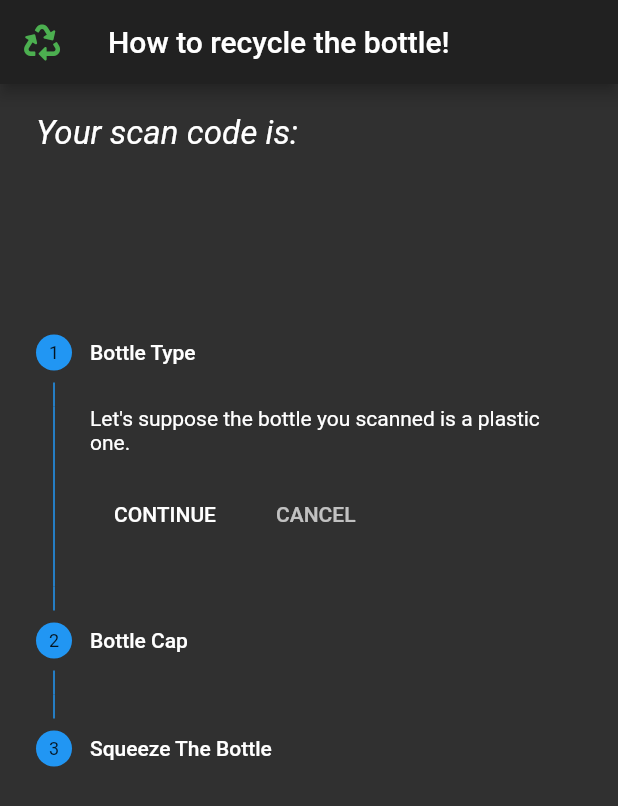
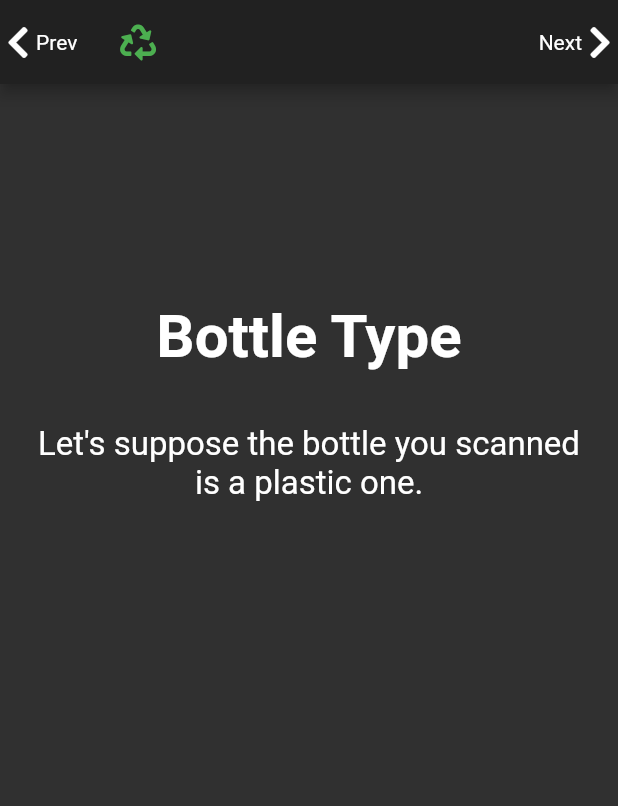
Before and after one commit to Shpaner/barcode_reader, a Flutter app: the ResultScreen widget shown alone on an empty page, opened directly with empty values, after a tap on "Continue", on a phone screen of 412 x 824 dp. Shown: the top 806 px of the screen. Run offline on Flutter 3.47's test engine with Material 2 defaults, Android fonts, the phone set to English and light mode, and no system bars; our stand-ins replace font_awesome_flutter; missing offline and left inert: flutter_barcode_scanner.

Commit message:
final release, change steps layout

```diff
--- a/lib/main.dart
+++ b/lib/main.dart
@@ -1,5 +1,8 @@
-import 'package:bar_code_reader/screens/instructions_screen.dart';
 import 'package:bar_code_reader/screens/scanner_screen.dart';
+import 'package:bar_code_reader/steps/final_step_screen.dart';
+import 'package:bar_code_reader/steps/step_screen1.dart';
+import 'package:bar_code_reader/steps/step_screen2.dart';
+import 'package:bar_code_reader/steps/step_screen3.dart';
 import 'package:flutter/material.dart';
 import 'package:provider/provider.dart';
 import 'model/stepper_data.dart';
@@ -19,7 +22,10 @@ class MyApp extends StatelessWidget {
           initialRoute: ScannerScreen.id,
           routes: {
             ScannerScreen.id: (context) => ScannerScreen(),
-            InstructionsScreen.id: (context) => InstructionsScreen(),
+            StepScreen1.id: (context) => StepScreen1(),
+            StepScreen2.id: (context) => StepScreen2(),
+            StepScreen3.id: (context) => StepScreen3(),
+            FinalStepScreen.id: (context) => FinalStepScreen(),
           }),
     );
   }
--- /dev/null
+++ b/lib/model/my_step.dart
@@ -0,0 +1,8 @@
+import 'package:flutter/cupertino.dart';
+
+class MyStep {
+  String title;
+  String instruction;
+
+  MyStep({@required this.title, @required this.instruction});
+}
--- a/lib/model/stepper_data.dart
+++ b/lib/model/stepper_data.dart
@@ -1,63 +1,33 @@
 import 'dart:collection';
 import 'package:flutter/material.dart';
+import 'my_step.dart';
 
 class StepperData extends ChangeNotifier {
-  static int _currentStep = 0;
-  String _result = '';
+  static String _result = '';
 
-  List<Step> _steps = [
-    Step(
-      isActive: true,
-      title: Text('Bottle Type'),
-      content: Container(
-          alignment: Alignment.centerLeft,
-          child:
-              Text("Let's suppose the bottle you scanned is a plastic one.")),
-    ),
-    Step(
-      isActive: true,
-      title: Text("Bottle Cap"),
-      content: Container(
-          alignment: Alignment.centerLeft,
-          child: Text(
-              'Unscrew the bottle cap and put it away in the designated container.')),
-    ),
-    Step(
-      isActive: true,
-      title: Text("Squeeze The Bottle "),
-      content: Container(
-          alignment: Alignment.centerLeft,
-          child: Text(
-              'Squeeze your plastic bottle and throw it away into designated trash bin.')),
-    ),
+  List<MyStep> _steps = [
+    MyStep(
+        title: 'Bottle Type',
+        instruction: "Let's suppose the bottle you scanned is a plastic one."),
+    MyStep(
+        title: 'Bottle Cap',
+        instruction:
+            'Unscrew the bottle cap and put it away in the designated container.'),
+    MyStep(
+        title: 'Last Step',
+        instruction:
+            'Squeeze your plastic bottle and throw it away into designated trash bin.'),
+    MyStep(
+        title: 'Congratulations!',
+        instruction:
+            'Thank you for taking care of our planet by properly utilizing plastic bottle of number: '),
   ];
 
-  UnmodifiableListView<Step> get steps => UnmodifiableListView(_steps);
-
-  int get currentStepIndex => _currentStep;
+  UnmodifiableListView<MyStep> get steps => UnmodifiableListView(_steps);
 
   String get result => _result;
 
   void setResult(String res) {
     _result = res;
   }
-
-  void incrementStep() {
-    if (_currentStep < _steps.length - 1) {
-      _currentStep++;
-      notifyListeners();
-    }
-  }
-
-  void decrementStep() {
-    if (_currentStep > 0) {
-      _currentStep--;
-      notifyListeners();
-    }
-  }
-
-  void setStep(int index) {
-    _currentStep = index;
-    notifyListeners();
-  }
 }
--- a/lib/screens/instructions_screen.dart
+++ /dev/null
@@ -1,65 +0,0 @@
-import 'package:bar_code_reader/model/stepper_data.dart';
-import 'package:flutter/cupertino.dart';
-import 'package:flutter/material.dart';
-import 'package:font_awesome_flutter/font_awesome_flutter.dart';
-import 'package:provider/provider.dart';
-
-// screen with stepper
-class InstructionsScreen extends StatelessWidget {
-  static const String id = 'instructions_screen';
-
-  @override
-  Widget build(BuildContext context) {
-    return Scaffold(
-      appBar: AppBar(
-        title: Text('How to recycle the bottle!'),
-        leading: Icon(
-          FontAwesomeIcons.recycle,
-          color: Colors.green,
-        ),
-      ),
-      body: Consumer<StepperData>(
-        builder: (context, stepperData, child) {
-          return Column(
-            crossAxisAlignment: CrossAxisAlignment.start,
-            children: [
-              SizedBox(
-                height: 20.0,
-              ),
-              Padding(
-                padding: const EdgeInsets.only(left: 24.0),
-                child: Text(
-                  'Your scan code is:',
-                  style: TextStyle(
-                    fontSize: 22.0,
-                    fontStyle: FontStyle.italic,
-                  ),
-                ),
-              ),
-              Padding(
-                padding: const EdgeInsets.only(left: 24.0),
-                child: Text(
-                  stepperData.result,
-                  style: TextStyle(
-                    fontSize: 40.0,
-                    fontWeight: FontWeight.bold,
-                  ),
-                ),
-              ),
-              SizedBox(
-                height: 50.0,
-              ),
-              Stepper(
-                currentStep: stepperData.currentStepIndex,
-                onStepCancel: () => stepperData.decrementStep(),
-                onStepContinue: () => stepperData.incrementStep(),
-                onStepTapped: (index) => stepperData.setStep(index),
-                steps: stepperData.steps,
-              ),
-            ],
-          );
-        },
-      ),
-    );
-  }
-}
--- a/lib/screens/result_screen.dart
+++ b/lib/screens/result_screen.dart
@@ -1,5 +1,5 @@
 import 'package:bar_code_reader/model/stepper_data.dart';
-import 'package:bar_code_reader/screens/instructions_screen.dart';
+import 'package:bar_code_reader/steps/step_screen1.dart';
 import 'package:flutter/cupertino.dart';
 import 'package:flutter/material.dart';
 import 'package:provider/provider.dart';
@@ -48,7 +48,7 @@ class ResultScreen extends StatelessWidget {
               onPressed: () {
                 Provider.of<StepperData>(context, listen: false)
                     .setResult(result);
-                Navigator.pushNamed(context, InstructionsScreen.id);
+                Navigator.pushNamed(context, StepScreen1.id);
               },
               child: Text(
                 'Continue',
--- a/lib/screens/scanner_screen.dart
+++ b/lib/screens/scanner_screen.dart
@@ -19,7 +19,9 @@ class ScannerScreen extends StatelessWidget {
           color: Colors.green,
         ),
       ),
-      body: Column(
+      body: Padding(
+        padding: const EdgeInsets.all(15.0),
+        child: Column(
           mainAxisAlignment: MainAxisAlignment.spaceEvenly,
           crossAxisAlignment: CrossAxisAlignment.stretch,
           children: [
@@ -50,6 +52,7 @@ class ScannerScreen extends StatelessWidget {
             ),
           ],
         ),
+      ),
     );
   }
 
--- /dev/null
+++ b/lib/steps/final_step_screen.dart
@@ -0,0 +1,20 @@
+import 'package:bar_code_reader/model/stepper_data.dart';
+import 'package:bar_code_reader/widgets/step_screen_body.dart';
+import 'package:flutter/cupertino.dart';
+import 'package:flutter/material.dart';
+import 'package:provider/provider.dart';
+
+class FinalStepScreen extends StatelessWidget {
+  static const id = 'final_step_screen';
+
+  @override
+  Widget build(BuildContext context) {
+    return StepScreenBody(
+      currentScreenIndex: 4,
+      title: Provider.of<StepperData>(context, listen: false).steps[3].title,
+      content:
+          Provider.of<StepperData>(context, listen: false).steps[3].instruction,
+      result: Provider.of<StepperData>(context, listen: false).result,
+    );
+  }
+}
--- /dev/null
+++ b/lib/steps/step_screen1.dart
@@ -0,0 +1,19 @@
+import 'package:bar_code_reader/model/stepper_data.dart';
+import 'package:bar_code_reader/widgets/step_screen_body.dart';
+import 'package:flutter/cupertino.dart';
+import 'package:flutter/material.dart';
+import 'package:provider/provider.dart';
+
+class StepScreen1 extends StatelessWidget {
+  static const id = 'step_screen1';
+
+  @override
+  Widget build(BuildContext context) {
+    return StepScreenBody(
+      currentScreenIndex: 1,
+      title: Provider.of<StepperData>(context, listen: false).steps[0].title,
+      content:
+          Provider.of<StepperData>(context, listen: false).steps[0].instruction,
+    );
+  }
+}
--- /dev/null
+++ b/lib/steps/step_screen2.dart
@@ -0,0 +1,19 @@
+import 'package:bar_code_reader/model/stepper_data.dart';
+import 'package:bar_code_reader/widgets/step_screen_body.dart';
+import 'package:flutter/cupertino.dart';
+import 'package:flutter/material.dart';
+import 'package:provider/provider.dart';
+
+class StepScreen2 extends StatelessWidget {
+  static const id = 'step_screen2';
+
+  @override
+  Widget build(BuildContext context) {
+    return StepScreenBody(
+      currentScreenIndex: 2,
+      title: Provider.of<StepperData>(context, listen: false).steps[1].title,
+      content:
+          Provider.of<StepperData>(context, listen: false).steps[1].instruction,
+    );
+  }
+}
--- /dev/null
+++ b/lib/steps/step_screen3.dart
@@ -0,0 +1,19 @@
+import 'package:bar_code_reader/model/stepper_data.dart';
+import 'package:bar_code_reader/widgets/step_screen_body.dart';
+import 'package:flutter/cupertino.dart';
+import 'package:flutter/material.dart';
+import 'package:provider/provider.dart';
+
+class StepScreen3 extends StatelessWidget {
+  static const id = 'step_screen3';
+
+  @override
+  Widget build(BuildContext context) {
+    return StepScreenBody(
+      currentScreenIndex: 3,
+      title: Provider.of<StepperData>(context, listen: false).steps[2].title,
+      content:
+          Provider.of<StepperData>(context, listen: false).steps[2].instruction,
+    );
+  }
+}
--- /dev/null
+++ b/lib/widgets/step_screen_body.dart
@@ -0,0 +1,110 @@
+import 'package:bar_code_reader/screens/scanner_screen.dart';
+import 'package:bar_code_reader/steps/final_step_screen.dart';
+import 'package:bar_code_reader/steps/step_screen2.dart';
+import 'package:bar_code_reader/steps/step_screen3.dart';
+import 'package:flutter/cupertino.dart';
+import 'package:flutter/material.dart';
+import 'package:font_awesome_flutter/font_awesome_flutter.dart';
+
+class StepScreenBody extends StatelessWidget {
+  final int currentScreenIndex;
+  final String title;
+  final String content;
+  final String result;
+
+  StepScreenBody(
+      {@required this.currentScreenIndex,
+      this.title,
+      this.content,
+      this.result});
+
+  final Map<int, String> _nextScreens = {
+    1: StepScreen2.id,
+    2: StepScreen3.id,
+    3: FinalStepScreen.id,
+    4: ScannerScreen.id
+  };
+
+  @override
+  Widget build(BuildContext context) {
+    return Scaffold(
+      appBar: AppBar(
+        leading: GestureDetector(
+          behavior: HitTestBehavior.translucent,
+          onTap: () => Navigator.pop(context),
+          child: Padding(
+            padding: const EdgeInsets.symmetric(vertical: 5.0),
+            child: Row(
+              children: [
+                Icon(FontAwesomeIcons.chevronLeft),
+                Text(
+                  'Prev',
+                ),
+              ],
+            ),
+          ),
+        ),
+        title: GestureDetector(
+          behavior: HitTestBehavior.translucent,
+          onTap: () => Navigator.pushNamed(context, ScannerScreen.id),
+          child: Padding(
+            padding: const EdgeInsets.all(8.0),
+            child: Icon(
+              FontAwesomeIcons.recycle,
+              color: Colors.green,
+            ),
+          ),
+        ),
+        actions: [
+          GestureDetector(
+            behavior: HitTestBehavior.translucent,
+            onTap: () =>
+                Navigator.pushNamed(context, _nextScreens[currentScreenIndex]),
+            child: Padding(
+              padding: const EdgeInsets.symmetric(vertical: 5.0),
+              child: Row(
+                children: [
+                  Text(
+                    currentScreenIndex < _nextScreens.length
+                        ? 'Next'
+                        : 'Scan Again',
+                  ),
+                  Icon(FontAwesomeIcons.chevronRight),
+                ],
+              ),
+            ),
+          ),
+        ],
+      ),
+      body: Center(
+        child: Padding(
+          padding: const EdgeInsets.all(15.0),
+          child: Column(
+            children: [
+              SizedBox(
+                height: 130.0,
+              ),
+              Text(
+                title,
+                style: TextStyle(
+                  fontSize: 40.0,
+                  fontWeight: FontWeight.bold,
+                ),
+              ),
+              SizedBox(
+                height: 35.0,
+              ),
+              Text(
+                currentScreenIndex == 4 ? content + '\n' + result : content,
+                textAlign: TextAlign.center,
+                style: TextStyle(
+                  fontSize: 22.0,
+                ),
+              ),
+            ],
+          ),
+        ),
+      ),
+    );
+  }
+}
```
Also changed, not shown: 10 other files. Lines whose indentation alone changed are shown as unchanged.
